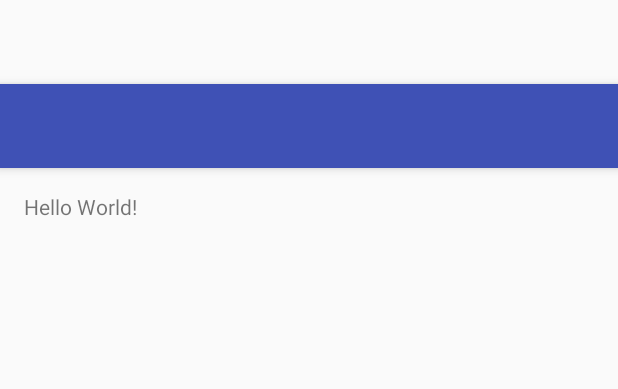
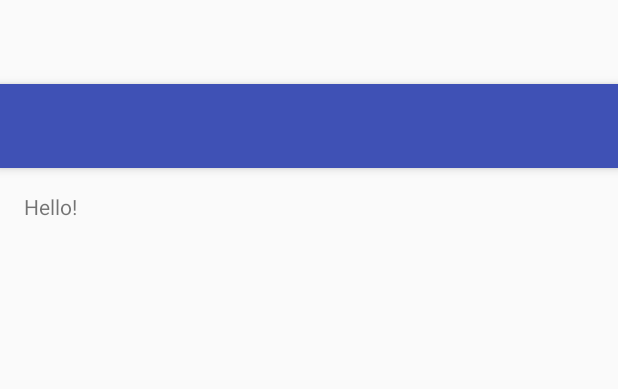
Before and after one commit to Snapple49/PizzaHacker, an Android app: the layout activity_main.xml on its own in the app's theme, with its tools: preview values and no code run, on a phone screen of 412 x 824 dp. Shown: the top 389 px of the screen. Run offline under Robolectric (Android 15) with nearby library versions, the phone set to English and light mode, and no system bars.

Commit message:
hello test

```diff
--- a/mobile/src/main/res/layout/content_main.xml
+++ b/mobile/src/main/res/layout/content_main.xml
@@ -16,5 +16,9 @@
     <TextView
         android:layout_width="wrap_content"
         android:layout_height="wrap_content"
-        android:text="Hello World!" />
+        android:text="Hello!"
+        android:layout_alignParentTop="true"
+        android:layout_alignParentLeft="true"
+        android:layout_alignParentStart="true"
+        android:id="@+id/textView" />
 </RelativeLayout>
```
